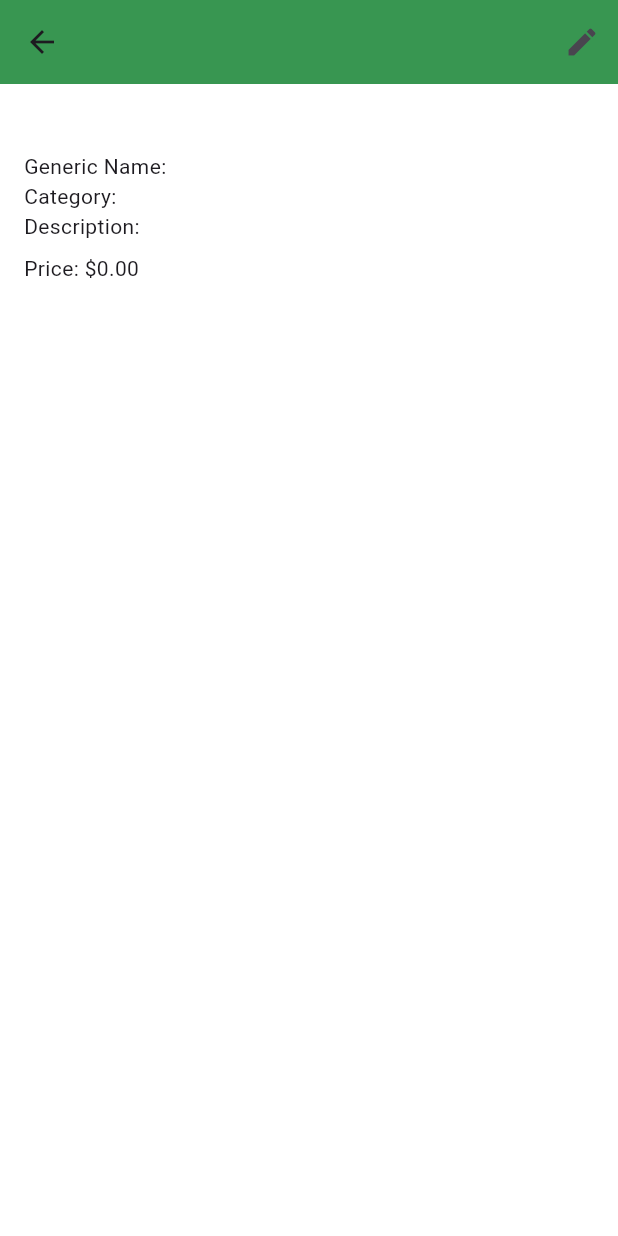
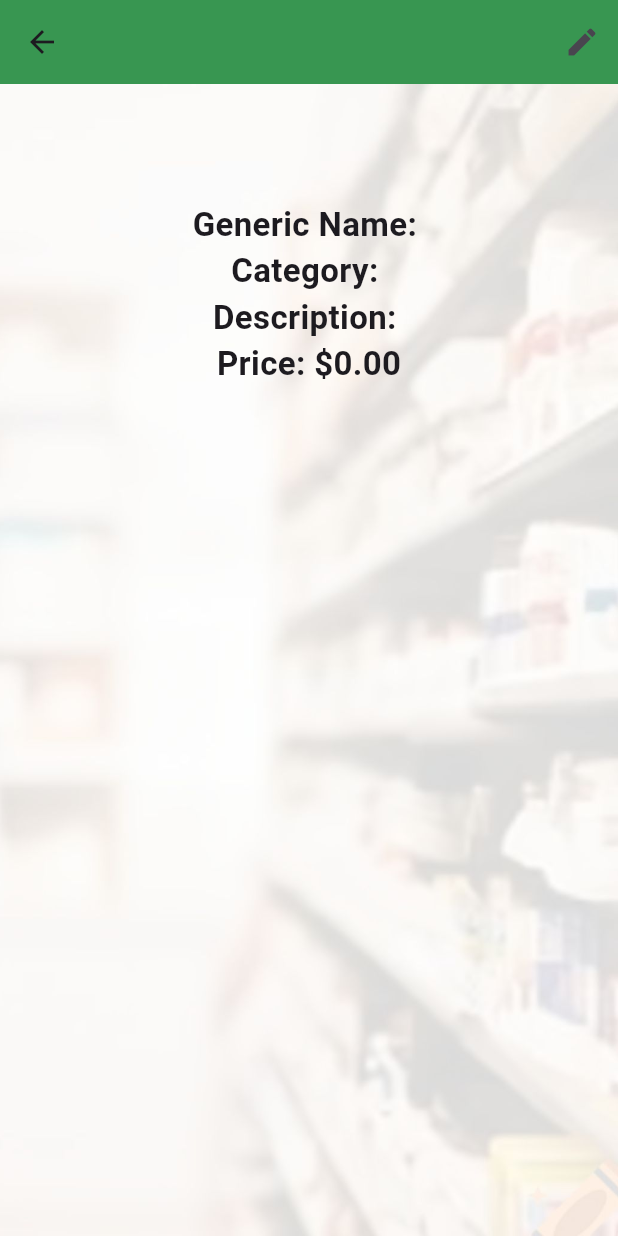
Before and after one commit to nameoftheuser1/medmart, a Flutter app: the SelectedProduct screen opened directly with empty values, on a phone screen of 412 x 824 dp. Run offline on Flutter 3.47's test engine with Material 3 defaults, Android fonts, the light colour scheme and no system bars; our stand-ins replace flutter_spinkit; network calls fail.

Commit message:
design for selected product

```diff
--- a/lib/screens/products/selected_product.dart
+++ b/lib/screens/products/selected_product.dart
@@ -1,7 +1,6 @@
 import 'package:flutter/material.dart';
 import 'package:medmart/screens/products/edit_product_screen.dart';
 import 'package:medmart/services/product.dart';
-import 'package:medmart/services/api.dart';
 
 class SelectedProduct extends StatelessWidget {
   final Product product;
@@ -27,23 +26,44 @@ class SelectedProduct extends StatelessWidget {
           ),
         ],
       ),
-      body: Padding(
-        padding: const EdgeInsets.all(16.0),
+      body: Stack(
+        fit: StackFit.expand,
+        children: [
+          Image.asset(
+            "assets/blur.jpg",
+            fit: BoxFit.cover,
+          ),
+          Padding(
+            padding: const EdgeInsets.all(15.0),
             child: Column(
-          crossAxisAlignment: CrossAxisAlignment.start,
+              crossAxisAlignment: CrossAxisAlignment.center,
               children: [
                 Text(
                   product.productName,
+                  style: TextStyle(fontWeight: FontWeight.bold, fontSize: 30.0),
                 ),
-            SizedBox(height: 8.0),
-            Text('Generic Name: ${product.genericName}'),
-            Text('Category: ${product.category}'),
-            Text('Description: ${product.productDescription}'),
-            SizedBox(height: 8.0),
-            Text('Price: \$${product.price.toStringAsFixed(2)}'),
-            // Add more widgets if necessary to display additional product details
+                SizedBox(height: 20.0),
+                Text(
+                  'Generic Name: ${product.genericName}',
+                  style: TextStyle(fontWeight: FontWeight.bold, fontSize: 22.0),
+                ),
+                Text(
+                  'Category: ${product.category}',
+                  style: TextStyle(fontWeight: FontWeight.bold, fontSize: 22.0),
+                ),
+                Text(
+                  'Description: ${product.productDescription}',
+                  style: TextStyle(fontWeight: FontWeight.bold, fontSize: 22.0),
+                ),
+                SizedBox(height: 0.0),
+                Text(
+                  'Price: \$${product.price.toStringAsFixed(2)}',
+                  style: TextStyle(fontWeight: FontWeight.bold, fontSize: 22.0),
+                ),
               ],
             ),
+          ),
+        ],
       ),
     );
   }
```
Also changed, not shown: assets/biogesic.jpg (added), assets/blur.jpg (added), assets/med.jpg (added). Lines whose indentation alone changed are shown as unchanged.
